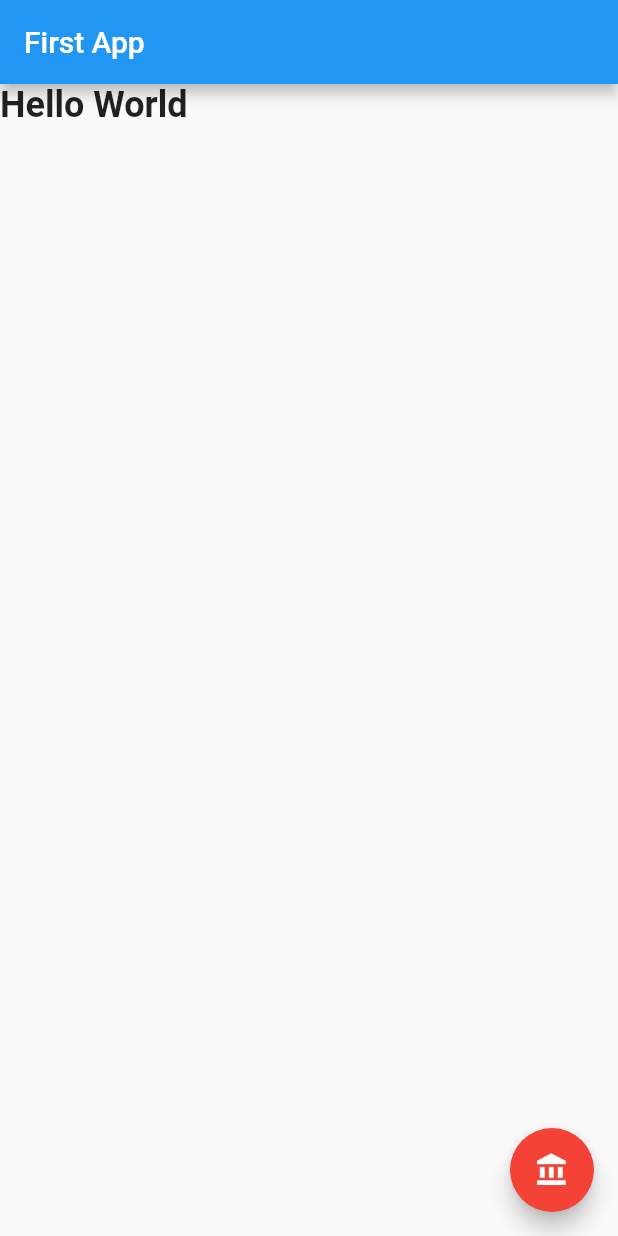
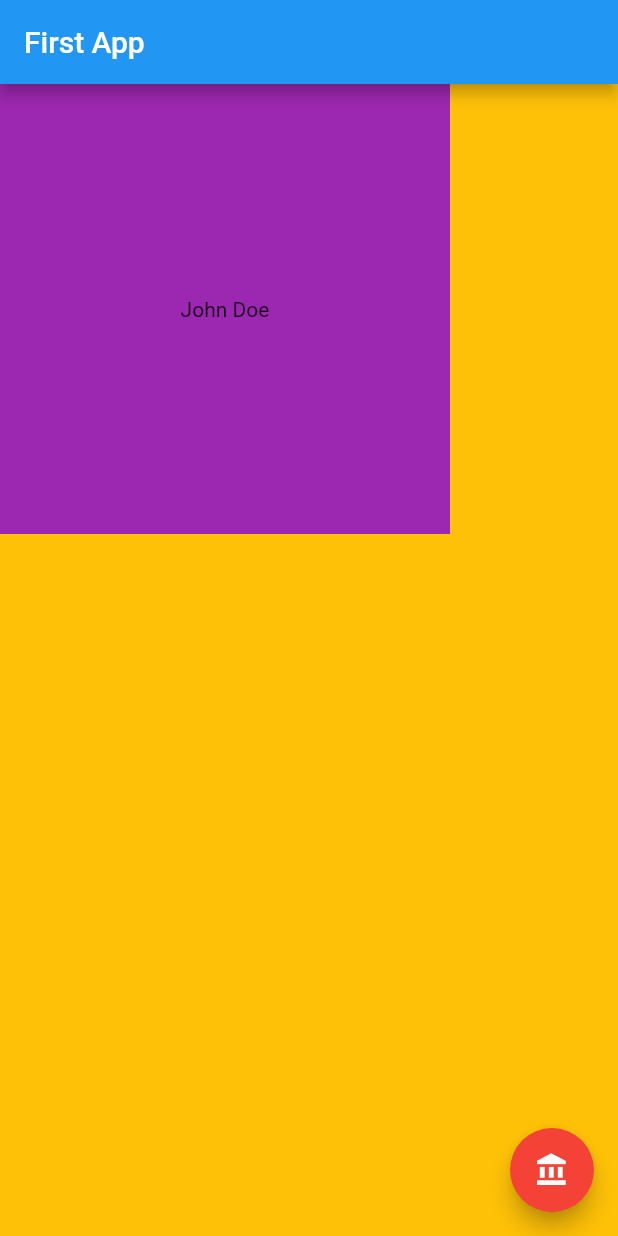
Before and after one commit to RustamovRRR/start_flutter, a Flutter app: the screen it shows after launch, on a phone screen of 412 x 824 dp. Run offline on Flutter 3.47's test engine with Material 2 defaults, Android fonts, the phone set to English and light mode, and no system bars.

Commit message:
Container widget

```diff
--- a/lib/main.dart
+++ b/lib/main.dart
@@ -13,11 +13,20 @@ class MyApp extends StatelessWidget {
           colorScheme:
               ColorScheme.fromSwatch().copyWith(secondary: Colors.red)),
       home: Scaffold(
+        backgroundColor: Colors.amber,
         appBar: AppBar(
           title: Text("First App"),
         ),
-        body: Text("Hello World",
-            style: TextStyle(fontSize: 24, fontWeight: FontWeight.bold)),
+        body: Container(
+          alignment: Alignment.center,
+          color: Colors.purple,
+          child: Text(
+            "John Doe",
+            textAlign: TextAlign.center,
+          ),
+          constraints: BoxConstraints(
+              minHeight: 100, minWidth: 100, maxHeight: 300, maxWidth: 300),
+        ),
         floatingActionButton: FloatingActionButton(
           onPressed: () {},
           child: Icon(Icons.account_balance_sharp),
```
